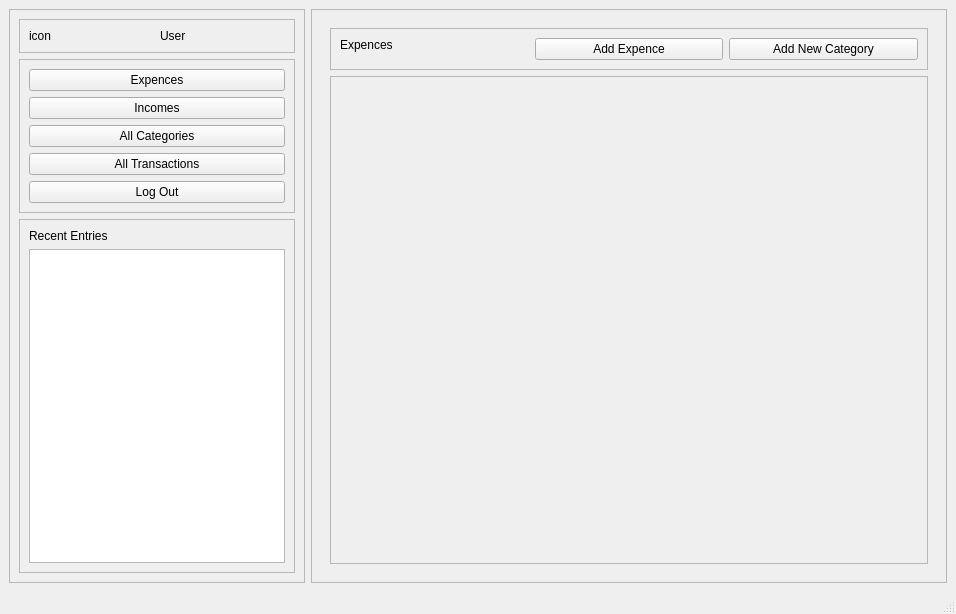
Old version of the form ui/DashboardWindow.ui in the repository imshahastam/budget_tracker_pyqt5.
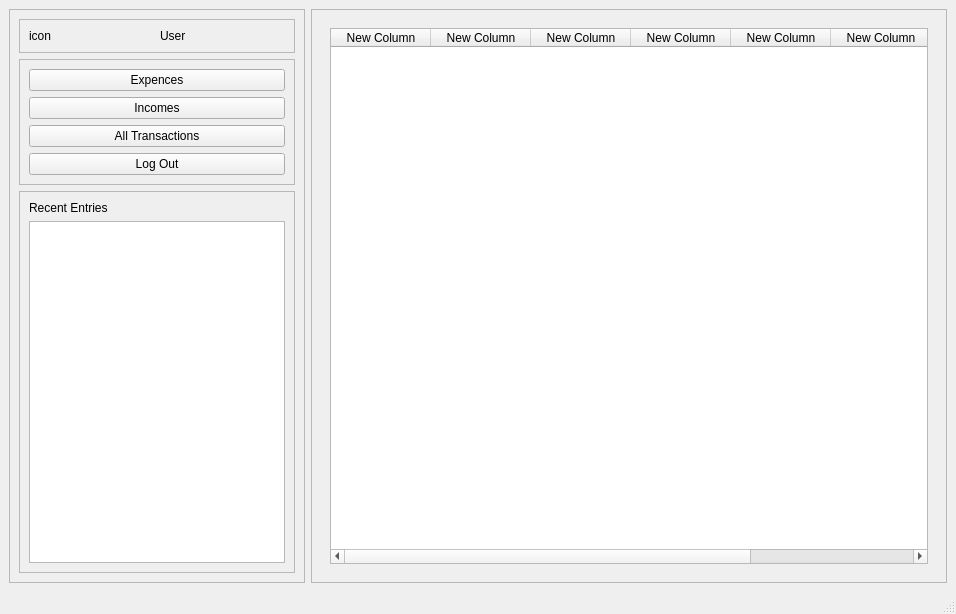
New version of the form. The open tabs and pages were chosen to show the change.

The edit to the form file:
```diff
--- a/ui/DashboardWindow.ui
+++ b/ui/DashboardWindow.ui
@@ -74,14 +74,7 @@
            </widget>
           </item>
           <item>
-           <widget class="QPushButton" name="pushButton_2">
-            <property name="text">
-             <string>All Categories</string>
-            </property>
-           </widget>
-          </item>
-          <item>
-           <widget class="QPushButton" name="pushButton">
+           <widget class="QPushButton" name="btnTransactions">
             <property name="text">
              <string>All Transactions</string>
             </property>
@@ -258,6 +251,49 @@
            </item>
           </layout>
          </widget>
+         <widget class="QWidget" name="allTransactionsPage">
+          <layout class="QVBoxLayout" name="verticalLayout_7">
+           <item>
+            <widget class="QTableWidget" name="tableWidget">
+             <column>
+              <property name="text">
+               <string>New Column</string>
+              </property>
+             </column>
+             <column>
+              <property name="text">
+               <string>New Column</string>
+              </property>
+             </column>
+             <column>
+              <property name="text">
+               <string>New Column</string>
+              </property>
+             </column>
+             <column>
+              <property name="text">
+               <string>New Column</string>
+              </property>
+             </column>
+             <column>
+              <property name="text">
+               <string>New Column</string>
+              </property>
+             </column>
+             <column>
+              <property name="text">
+               <string>New Column</string>
+              </property>
+             </column>
+             <column>
+              <property name="text">
+               <string>New Column</string>
+              </property>
+             </column>
+            </widget>
+           </item>
+          </layout>
+         </widget>
         </widget>
        </item>
       </layout>
```
